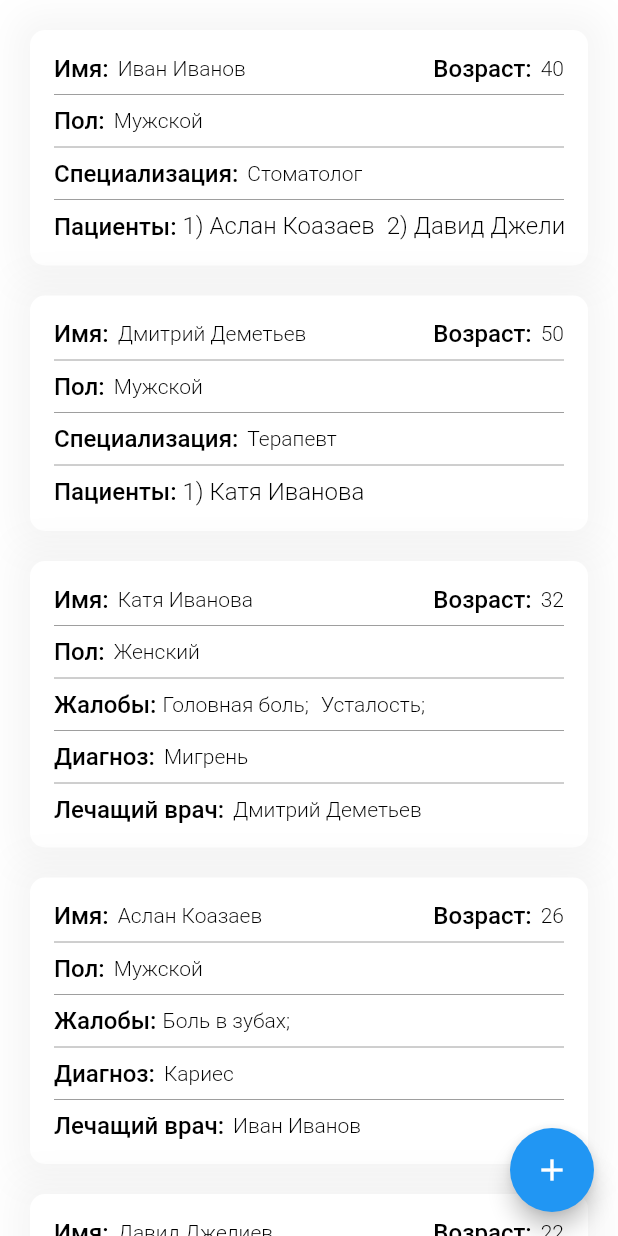
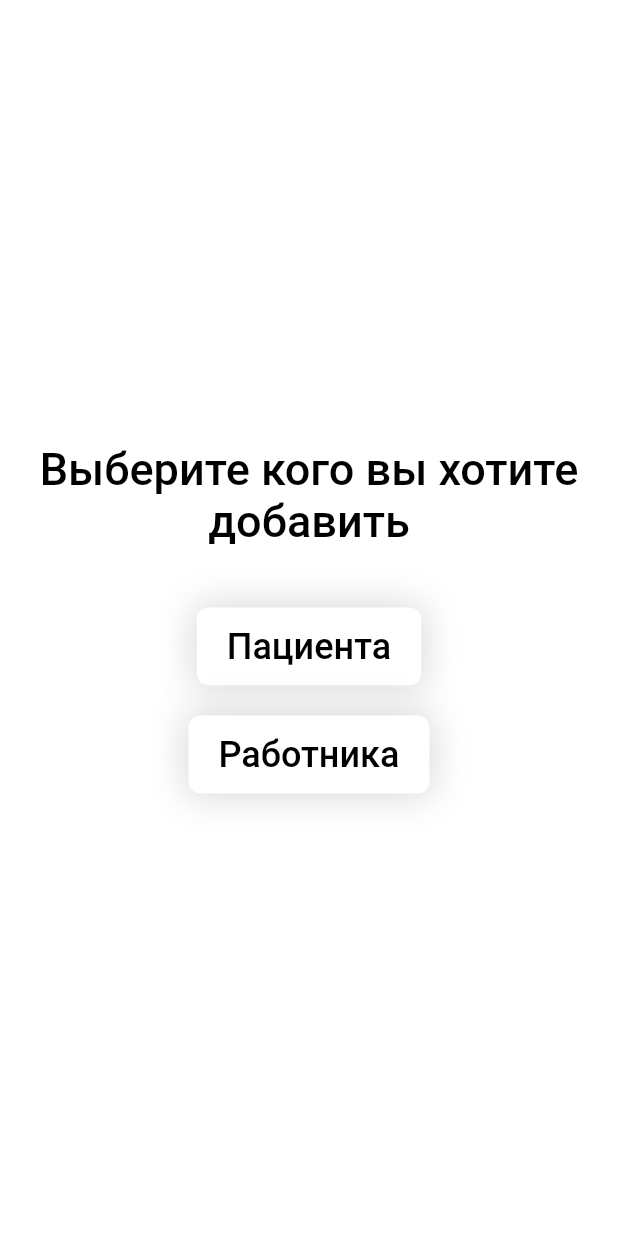
Before and after one commit to VadimKV44/register_of_medical_institution_employees, a Flutter app: the screen it shows after launch, after a tap on the "add" icon, on a phone screen of 412 x 824 dp. Run offline on Flutter 3.47's test engine with Material 2 defaults, Android fonts, the phone set to English and light mode, and no system bars.

Commit message:
Creating of screens with the creation of patients and employees

```diff
--- a/lib/consts/strings.dart
+++ b/lib/consts/strings.dart
@@ -9,4 +9,12 @@ abstract class Strings {
   static const String attendingDoctor = "Лечащий врач:";
   static const String male = "Мужской";
   static const String female = "Женский";
+  static const String patient = "Пациента";
+  static const String employee = "Работника";
+  static const String chooseWhoYouWantToAdd = "Выберите кого вы хотите добавить";
+  static const String enterNamesPatients = "Впишите имена пациентов";
+  static const String patientsList = "Список пациентов:";
+  static const String patientComplaints = "Жалобы пациента:";
+  static const String enterPatientsComplaints = "Введите жалобы пациента";
+  static const String save = "Сохранить";
 }
--- /dev/null
+++ b/lib/screens/choosing_to_create_screen.dart
@@ -0,0 +1,48 @@
+import 'package:flutter/material.dart';
+import 'package:register_of_medical_institution_employees/consts/colors.dart';
+import 'package:register_of_medical_institution_employees/consts/strings.dart';
+import 'package:register_of_medical_institution_employees/consts/styles.dart';
+import 'package:register_of_medical_institution_employees/screens/creating_employee_screen.dart';
+import 'package:register_of_medical_institution_employees/screens/creating_patient_screen.dart';
+import 'package:register_of_medical_institution_employees/widgets/custom_button_widget.dart';
+
+class ChoosingToCreateScreen extends StatelessWidget {
+  const ChoosingToCreateScreen({super.key});
+
+  @override
+  Widget build(BuildContext context) {
+    return Scaffold(
+      backgroundColor: MainColors.kWhiteColor,
+      body: SafeArea(
+        child: Column(
+          crossAxisAlignment: CrossAxisAlignment.center,
+          mainAxisAlignment: MainAxisAlignment.center,
+          children: [
+            Padding(
+              padding: const EdgeInsets.symmetric(horizontal: 10.0),
+              child: Text(
+                Strings.chooseWhoYouWantToAdd,
+                textAlign: TextAlign.center,
+                style: MainStyles.kBlackColorW500(30.0),
+              ),
+            ),
+            const SizedBox(height: 40.0),
+            CustomButtonWidget(
+              onTap: () {
+                Navigator.push(context, MaterialPageRoute(builder: (context) => const CreatingPatientScreen()));
+              },
+              text: Strings.patient,
+            ),
+            const SizedBox(height: 20.0),
+            CustomButtonWidget(
+              onTap: () {
+                Navigator.push(context, MaterialPageRoute(builder: (context) => const CreatingEmployeeScreen()));
+              },
+              text: Strings.employee,
+            ),
+          ],
+        ),
+      ),
+    );
+  }
+}
--- a/lib/screens/main_screen.dart
+++ b/lib/screens/main_screen.dart
@@ -3,6 +3,7 @@ import 'package:register_of_medical_institution_employees/consts/colors.dart';
 import 'package:register_of_medical_institution_employees/models/employee_model.dart';
 import 'package:register_of_medical_institution_employees/models/patient_model.dart';
 import 'package:register_of_medical_institution_employees/models/person_model.dart';
+import 'package:register_of_medical_institution_employees/screens/choosing_to_create_screen.dart';
 import 'package:register_of_medical_institution_employees/widgets/employees_item_widget.dart';
 import 'package:register_of_medical_institution_employees/widgets/patient_item_widget.dart';
 
@@ -14,8 +15,11 @@ class MainScreen extends StatelessWidget {
     return Scaffold(
       backgroundColor: MainColors.kWhiteColor,
       floatingActionButton: FloatingActionButton(
-        onPressed: () {},
-        child: const Icon(Icons.add),
+        backgroundColor: MainColors.kWhiteColor,
+        onPressed: () {
+          Navigator.push(context, MaterialPageRoute(builder: (context) => const ChoosingToCreateScreen()));
+        },
+        child: const Icon(Icons.add, color: MainColors.kBlackColor),
       ),
       body: SafeArea(
         child: SingleChildScrollView(
@@ -82,7 +86,6 @@ List<Patient> patients = [
       patients: ['Катя Иванова'],
     ),
   ),
-
   Patient(
     name: 'Аслан Коазаев',
     age: 26,
--- /dev/null
+++ b/lib/widgets/custom_button_widget.dart
@@ -0,0 +1,47 @@
+import 'package:flutter/material.dart';
+import 'package:register_of_medical_institution_employees/consts/colors.dart';
+import 'package:register_of_medical_institution_employees/consts/styles.dart';
+
+class CustomButtonWidget extends StatelessWidget {
+  const CustomButtonWidget({
+    super.key,
+    required this.onTap,
+    required this.text,
+  });
+
+  final void Function() onTap;
+  final String text;
+
+  @override
+  Widget build(BuildContext context) {
+    return Container(
+      decoration: BoxDecoration(
+        color: MainColors.kWhiteColor,
+        borderRadius: BorderRadius.circular(8.0),
+        boxShadow: [
+          BoxShadow(
+            color: MainColors.kGreyColor.withOpacity(0.4),
+            spreadRadius: 2,
+            blurRadius: 20,
+            offset: const Offset(0, 0),
+          ),
+        ],
+      ),
+      child: Material(
+        color: Colors.transparent,
+        child: InkWell(
+          onTap: onTap,
+          splashColor: Colors.transparent,
+          borderRadius: BorderRadius.circular(8.0),
+          child: Padding(
+            padding: const EdgeInsets.symmetric(horizontal: 20.0, vertical: 12.0),
+            child: Text(
+              text,
+              style: MainStyles.kBlackColorW500(24.0),
+            ),
+          ),
+        ),
+      ),
+    );
+  }
+}
```
Also changed, not shown: lib/screens/creating_employee_screen.dart (added, +139 -0 lines), lib/screens/creating_patient_screen.dart (added, +171 -0 lines), lib/widgets/custom_button_widget_2.dart (added, +43 -0 lines), lib/widgets/custom_drop_down_button_employees_widget.dart (added, +51 -0 lines), lib/widgets/custom_text_field.dart (added, +44 -0 lines), lib/widgets/gender_selection_widget.dart (added, +40 -0 lines), lib/widgets/icon_button_widget.dart (added, +44 -0 lines), lib/widgets/string_item_widget.dart (added, +31 -0 lines).
